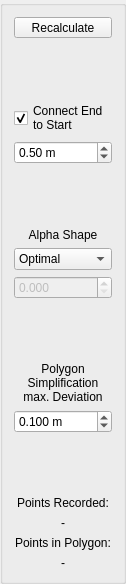
Old version of the form src/gui/FieldsOptimitionToolbar.ui in the repository eringerli/QtOpenGuidance.
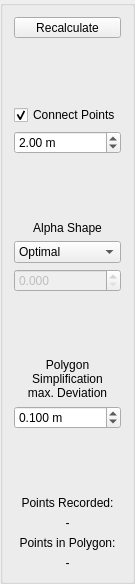
New version of the form. Icons and pictures are not drawn.

Commit message: Saving fields, better defaults and cancellation of field optimition

Patch:
```diff
--- a/src/gui/FieldsOptimitionToolbar.ui
+++ b/src/gui/FieldsOptimitionToolbar.ui
@@ -59,8 +59,7 @@
    <item>
     <widget class="QCheckBox" name="cbConnectEndToStart">
      <property name="text">
-      <string>Connect End
-to Start</string>
+      <string>Connect Points</string>
      </property>
      <property name="checked">
       <bool>true</bool>
@@ -73,16 +72,16 @@
       <string> m</string>
      </property>
      <property name="minimum">
-      <double>0.010000000000000</double>
+      <double>0.100000000000000</double>
      </property>
      <property name="maximum">
-      <double>10.000000000000000</double>
+      <double>20.000000000000000</double>
      </property>
      <property name="singleStep">
       <double>0.100000000000000</double>
      </property>
      <property name="value">
-      <double>0.500000000000000</double>
+      <double>2.000000000000000</double>
      </property>
     </widget>
    </item>
```
The commit also changes 10 other files.
